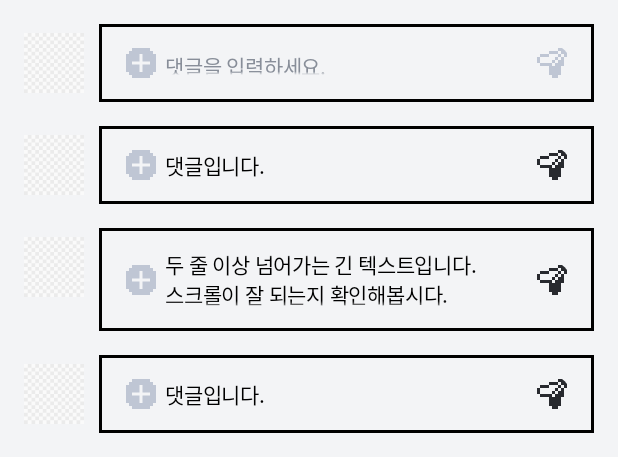
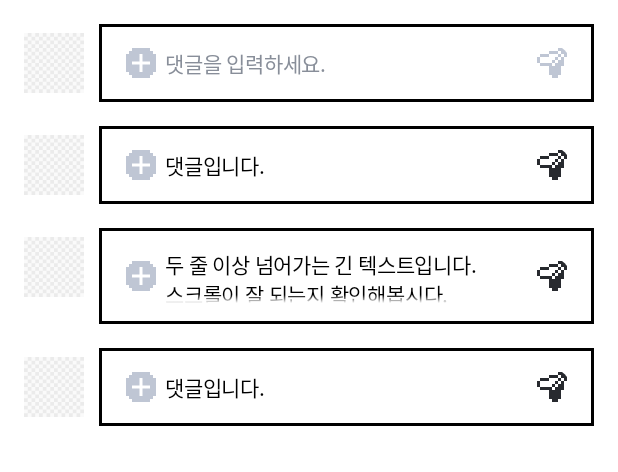
Before and after one commit to MapleBlock/maple-block-android, an Android app built with Jetpack Compose: the @Preview function MBCommentTextFieldPreview, on a phone screen of 412 x 824 dp. Shown: the top 472 px of the screen. Run offline under Robolectric (Android 15) with nearby library versions, the phone set to English and light mode, and no system bars; pictures from the network do not load; Roboto replaces fonts that are not available here.

Commit message:
feat: CommentTextField 그라데이션 범위, 커서 위치 등 조정

```diff
--- a/app/src/main/java/com/choius323/mapleblock/ui/component/CommentTextField.kt
+++ b/app/src/main/java/com/choius323/mapleblock/ui/component/CommentTextField.kt
@@ -18,13 +18,7 @@ import androidx.compose.foundation.verticalScroll
 import androidx.compose.material3.Icon
 import androidx.compose.material3.IconButton
 import androidx.compose.material3.MaterialTheme
-import androidx.compose.material3.Surface
 import androidx.compose.runtime.Composable
-import androidx.compose.runtime.getValue
-import androidx.compose.runtime.mutableIntStateOf
-import androidx.compose.runtime.mutableStateOf
-import androidx.compose.runtime.remember
-import androidx.compose.runtime.setValue
 import androidx.compose.ui.Alignment
 import androidx.compose.ui.Modifier
 import androidx.compose.ui.draw.drawWithContent
@@ -32,7 +26,6 @@ import androidx.compose.ui.graphics.Brush
 import androidx.compose.ui.graphics.Color
 import androidx.compose.ui.graphics.RectangleShape
 import androidx.compose.ui.layout.ContentScale
-import androidx.compose.ui.platform.LocalDensity
 import androidx.compose.ui.tooling.preview.Preview
 import androidx.compose.ui.unit.Dp
 import androidx.compose.ui.unit.dp
@@ -58,10 +51,7 @@ fun MBCommentTextField(
     onAddImage: () -> Unit = {},
     onRemoveImage: () -> Unit = {},
 ) {
-    var textFieldHeight by remember { mutableStateOf(0.dp) }
-    val density = LocalDensity.current
-    val edgeColor = MaterialTheme.colorScheme.surface
-    var lineBottom by remember { mutableIntStateOf(Int.MAX_VALUE) }
+    val edgeColor = MaterialTheme.colorScheme.background
 
     Row(
         modifier = modifier, verticalAlignment = Alignment.Top
@@ -99,14 +89,13 @@ fun MBCommentTextField(
             Box(
                 Modifier
                     .weight(1f)
-                    .staticVerticalFadingEdge(edgeColor, textFieldHeight)
+                    .staticVerticalFadingEdge(edgeColor)
             ) {
                 BasicTextField(
                     value = value,
                     onValueChange = onValueChange,
                     modifier = Modifier
                         .fillMaxWidth()
-                        .height(textFieldHeight)
                         .verticalScroll(rememberScrollState()),
                     textStyle = MBTypo.Body2,
                     singleLine = singleLine,
@@ -121,20 +110,7 @@ fun MBCommentTextField(
                         }
                         innerTextField()
                     },
-                    onTextLayout = { result ->
-                        val newLineBottom = minOf(result.lineCount, 2) - 1
-                        if (newLineBottom != lineBottom) {
-                            lineBottom = newLineBottom
-                            val newHeightInPx = result.getLineBottom(lineBottom)
-
-                            // 계산된 픽셀 높이를 Dp로 변환하여 상태 업데이트
-                            val newHeightInDp = with(density) { newHeightInPx.toDp() }
-
-                            if (textFieldHeight != newHeightInDp) {
-                                textFieldHeight = maxOf(newHeightInDp, textFieldHeight)
-                            }
-                        }
-                    }
+                    maxLines = 2,
                 )
             }
             Spacer(modifier = Modifier.width(24.dp))
@@ -163,7 +139,7 @@ fun MBCommentTextField(
  */
 private fun Modifier.staticVerticalFadingEdge(
     edgeColor: Color,
-    height: Dp?,
+    height: Dp? = null,
     @FloatRange(from = 0.0, 1.0) range: Float = 0.15f,
 ): Modifier = this
     .drawWithContent {
@@ -190,7 +166,6 @@ private fun MBCommentTextFieldPreview() {
     val longText = "두 줄 이상 넘어가는 긴 텍스트입니다.\n스크롤이 잘 되는지 확인해봅시다. \n두 번째 줄입니다."
 
     MBTheme {
-        Surface {
             Column(Modifier.padding(16.dp)) {
                 // 기본 상태
                 MBCommentTextField(value = "", onValueChange = {}, onSend = {})
@@ -209,7 +184,7 @@ private fun MBCommentTextFieldPreview() {
                     imageModel = null,
                     onRemoveImage = {}
                 )
+
             }
-        }
     }
 }
```
